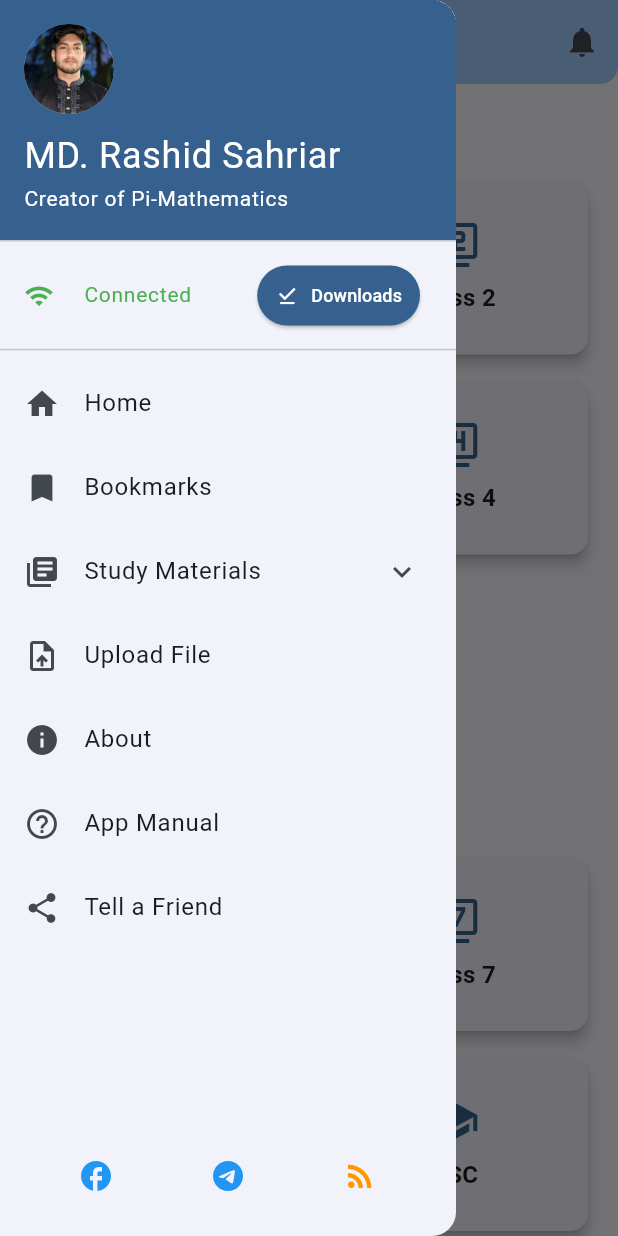
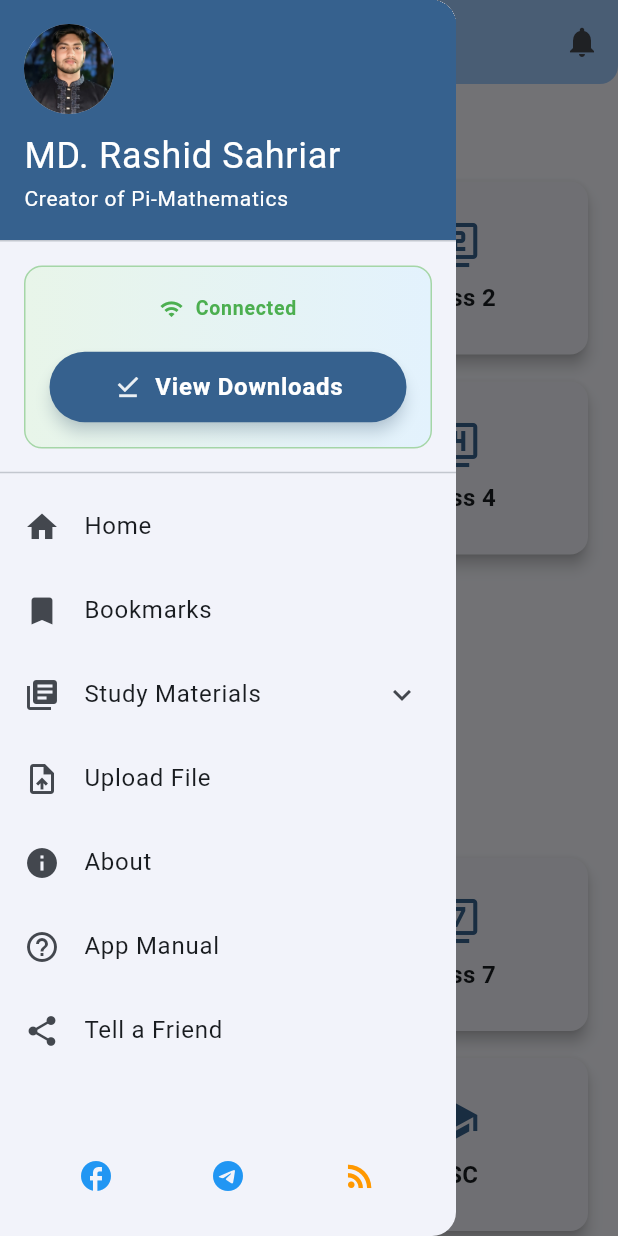
Before and after one commit to Pi-Dev-0/Pi-QBank, a Flutter app: the screen it shows after launch, with the side drawer open, on a phone screen of 412 x 824 dp. Run offline on Flutter 3.47's test engine with Material 3 defaults, Android fonts, the phone set to English and light mode, and no system bars; our stand-ins replace connectivity_plus, file_picker, logger, open_file, share_plus, shared_preferences and 1 more; missing offline and left inert: flutter_tex, syncfusion_flutter_pdfviewer; network calls fail; Roboto replaces fonts that are missing (HindSiliguri).

Commit message:
Refactor AppDrawer to enhance connectivity display; replace ConnectionStatusBar with improved UI elements and animations for online/offline status.

```diff
--- a/lib/widgets/app_drawer.dart
+++ b/lib/widgets/app_drawer.dart
@@ -77,36 +77,102 @@ class _AppDrawerState extends State<AppDrawer>
                 ),
                 Consumer2<ConnectivityService, AppModeProvider>(
                   builder: (context, connectivity, appMode, _) {
-                    return ListTile(
-                      leading: Icon(
-                        connectivity.isOnline ? Icons.wifi : Icons.wifi_off,
-                        color:
-                            connectivity.isOnline ? Colors.green : Colors.red,
-                        size: 20,
+                    return Container(
+                      margin: const EdgeInsets.symmetric(
+                          horizontal: 16, vertical: 8),
+                      decoration: BoxDecoration(
+                        gradient: LinearGradient(
+                          colors: connectivity.isOnline
+                              ? [Colors.green.shade50, Colors.blue.shade50]
+                              : [Colors.red.shade50, Colors.orange.shade50],
                         ),
-                      title: Text(
-                        connectivity.isOnline ? 'Connected' : 'Disconnected',
-                        style: TextStyle(
-                          color:
-                              connectivity.isOnline ? Colors.green : Colors.red,
-                          fontSize: 14,
+                        borderRadius: BorderRadius.circular(12),
+                        border: Border.all(
+                          color: connectivity.isOnline
+                              ? Colors.green.shade200
+                              : Colors.red.shade200,
                         ),
                       ),
-                      trailing: ElevatedButton.icon(
-                        icon: const Icon(Icons.download_done, size: 16),
-                        style: ElevatedButton.styleFrom(
-                          backgroundColor: Theme.of(context).primaryColor,
-                          foregroundColor: Colors.white,
-                          padding: const EdgeInsets.symmetric(horizontal: 12),
+                      child: Column(
+                        children: [
+                          ListTile(
+                            contentPadding:
+                                const EdgeInsets.symmetric(horizontal: 8),
+                            title: Row(
+                              mainAxisAlignment: MainAxisAlignment.center,
+                              children: [
+                                AnimatedSwitcher(
+                                  duration: const Duration(milliseconds: 500),
+                                  child: Icon(
+                                    connectivity.isOnline
+                                        ? Icons.wifi
+                                        : Icons.wifi_off,
+                                    key: ValueKey(connectivity.isOnline),
+                                    color: connectivity.isOnline
+                                        ? Colors.green
+                                        : Colors.red,
+                                    size: 16,
                                   ),
+                                ),
+                                const SizedBox(width: 8),
+                                Text(
+                                  connectivity.isOnline
+                                      ? 'Connected'
+                                      : 'Disconnected',
+                                  style: TextStyle(
+                                    color: connectivity.isOnline
+                                        ? Colors.green
+                                        : Colors.red,
+                                    fontWeight: FontWeight.bold,
+                                    fontSize: 13,
+                                  ),
+                                ),
+                              ],
+                            ),
+                          ),
+                          Padding(
+                            padding: const EdgeInsets.only(
+                                bottom: 16, left: 16, right: 16),
+                            child: ElevatedButton(
                               onPressed: () {
                                 Navigator.pop(context);
                                 Navigator.pushNamed(context, '/downloaded');
                               },
-                        label: const Text(
-                          'Downloads',
-                          style: TextStyle(fontSize: 12),
+                              style: ElevatedButton.styleFrom(
+                                backgroundColor: Theme.of(context).primaryColor,
+                                foregroundColor: Colors.white,
+                                padding: const EdgeInsets.symmetric(
+                                    horizontal: 24, vertical: 12),
+                                shape: RoundedRectangleBorder(
+                                  borderRadius: BorderRadius.circular(25),
                                 ),
+                                elevation: 4,
+                                shadowColor: Theme.of(context)
+                                    .primaryColor
+                                    .withOpacity(0.4),
+                              ),
+                              child: Row(
+                                mainAxisAlignment: MainAxisAlignment.center,
+                                children: [
+                                  Icon(
+                                    Icons.download_done,
+                                    size: 20,
+                                    color: Colors.white.withOpacity(0.9),
+                                  ),
+                                  const SizedBox(width: 8),
+                                  const Text(
+                                    'View Downloads',
+                                    style: TextStyle(
+                                      fontSize: 16,
+                                      fontWeight: FontWeight.bold,
+                                      letterSpacing: 0.5,
+                                    ),
+                                  ),
+                                ],
+                              ),
+                            ),
+                          ),
+                        ],
                       ),
                     );
                   },
--- a/lib/widgets/connection_status_bar.dart
+++ /dev/null
@@ -1,45 +0,0 @@
-import 'package:flutter/material.dart';
-import 'package:provider/provider.dart';
-import '../services/connectivity_service.dart';
-import '../providers/app_mode_provider.dart';
-
-class ConnectionStatusBar extends StatelessWidget {
-  const ConnectionStatusBar({super.key});
-
-  @override
-  Widget build(BuildContext context) {
-    return Consumer2<ConnectivityService, AppModeProvider>(
-      builder: (context, connectivity, appMode, child) {
-        final isOnline = connectivity.isOnline;
-        final isOfflineMode = appMode.isOfflineMode;
-
-        return Container(
-          padding: const EdgeInsets.symmetric(vertical: 4, horizontal: 16),
-          color: isOfflineMode
-              ? Colors.orange
-              : isOnline
-                  ? Colors.green
-                  : Colors.red,
-          child: Row(
-            mainAxisAlignment: MainAxisAlignment.spaceBetween,
-            children: [
-              Text(
-                isOfflineMode
-                    ? 'Offline Mode'
-                    : isOnline
-                        ? 'Online'
-                        : 'No Internet Connection',
-                style: const TextStyle(color: Colors.white),
-              ),
-              Switch(
-                value: isOfflineMode,
-                onChanged: (value) => appMode.toggleOfflineMode(),
-                activeColor: Colors.white,
-              ),
-            ],
-          ),
-        );
-      },
-    );
-  }
-}
```
Lines whose indentation alone changed are shown as unchanged.
